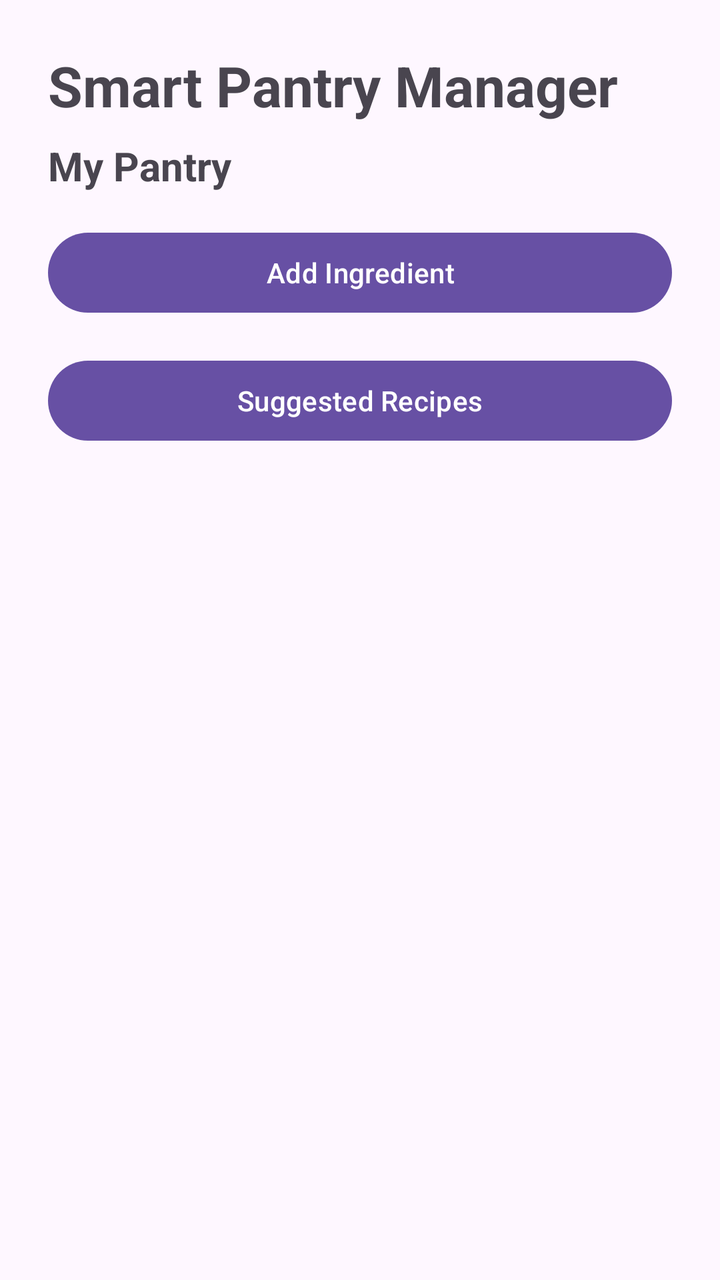
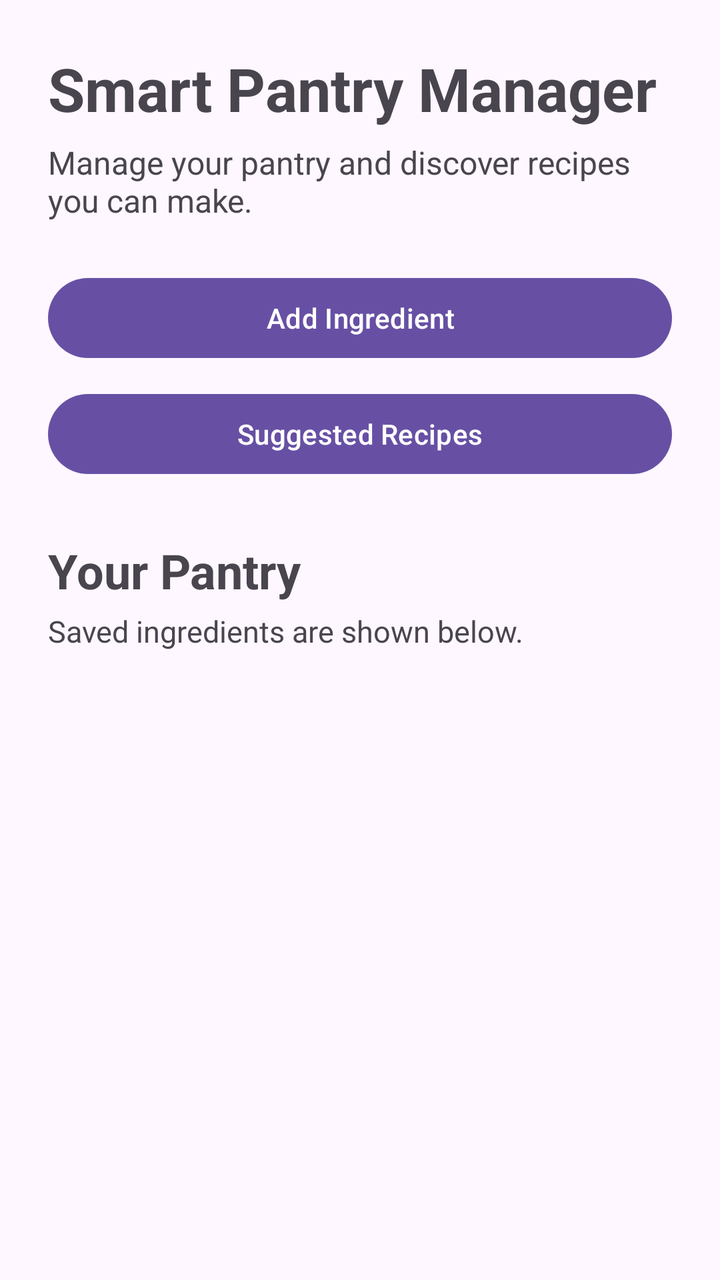

Screens rendered from an Android XML layout before and after an edit, with the pre-edit source and the edit as a unified diff.
<!-- AndroidManifest.xml: application theme Theme.SmartPantryManager -->
<!-- res/layout/activity_main.xml -->
<?xml version="1.0" encoding="utf-8"?>
<LinearLayout xmlns:android="http://schemas.android.com/apk/res/android"
    android:id="@+id/main"
    android:layout_width="match_parent"
    android:layout_height="match_parent"
    android:orientation="vertical"
    android:padding="24dp">

    <TextView
        android:layout_width="wrap_content"
        android:layout_height="wrap_content"
        android:text="@string/app_name"
        android:textSize="28sp"
        android:textStyle="bold"
        android:layout_marginBottom="8dp" />

    <TextView
        android:layout_width="wrap_content"
        android:layout_height="wrap_content"
        android:text="My Pantry"
        android:textSize="20sp"
        android:textStyle="bold"
        android:layout_marginBottom="16dp" />

    <Button
        android:id="@+id/buttonAddIngredient"
        android:layout_width="match_parent"
        android:layout_height="wrap_content"
        android:text="@string/add_ingredient"
        android:layout_marginBottom="16dp" />
    <Button
        android:id="@+id/buttonSuggestedRecipes"
        android:layout_width="match_parent"
        android:layout_height="wrap_content"
        android:text="Suggested Recipes"
        android:layout_marginBottom="16dp" />

    <androidx.recyclerview.widget.RecyclerView
        android:id="@+id/recyclerViewPantry"
        android:layout_width="match_parent"
        android:layout_height="0dp"
        android:layout_weight="1"
        android:clipToPadding="false"
        android:paddingBottom="16dp"
        android:scrollbars="vertical" />

</LinearLayout>
<!-- resources referenced by this layout -->
<resources>
  <string name="add_ingredient">Add Ingredient</string>
  <string name="app_name">Smart Pantry Manager</string>
  <style name="Theme.SmartPantryManager" parent="Base.Theme.SmartPantryManager" />
  <style name="Base.Theme.SmartPantryManager" parent="Theme.Material3.DayNight.NoActionBar">
          
          
      </style>
</resources>

<!-- the commit's change to res/layout/activity_main.xml (unified diff, before → after) -->
@@ -1,47 +1,76 @@
 <?xml version="1.0" encoding="utf-8"?>
-<LinearLayout xmlns:android="http://schemas.android.com/apk/res/android"
+<ScrollView xmlns:android="http://schemas.android.com/apk/res/android"
     android:id="@+id/main"
     android:layout_width="match_parent"
     android:layout_height="match_parent"
-    android:orientation="vertical"
-    android:padding="24dp">
+    android:fillViewport="true">
 
-    <TextView
-        android:layout_width="wrap_content"
-        android:layout_height="wrap_content"
-        android:text="@string/app_name"
-        android:textSize="28sp"
-        android:textStyle="bold"
-        android:layout_marginBottom="8dp" />
-
-    <TextView
-        android:layout_width="wrap_content"
-        android:layout_height="wrap_content"
-        android:text="My Pantry"
-        android:textSize="20sp"
-        android:textStyle="bold"
-        android:layout_marginBottom="16dp" />
-
-    <Button
-        android:id="@+id/buttonAddIngredient"
+    <LinearLayout
         android:layout_width="match_parent"
         android:layout_height="wrap_content"
-        android:text="@string/add_ingredient"
-        android:layout_marginBottom="16dp" />
-    <Button
-        android:id="@+id/buttonSuggestedRecipes"
-        android:layout_width="match_parent"
-        android:layout_height="wrap_content"
-        android:text="Suggested Recipes"
-        android:layout_marginBottom="16dp" />
+        android:orientation="vertical"
+        android:padding="24dp">
 
-    <androidx.recyclerview.widget.RecyclerView
-        android:id="@+id/recyclerViewPantry"
-        android:layout_width="match_parent"
-        android:layout_height="0dp"
-        android:layout_weight="1"
-        android:clipToPadding="false"
-        android:paddingBottom="16dp"
-        android:scrollbars="vertical" />
+        
 
-</LinearLayout>
+        <TextView
+            android:layout_width="wrap_content"
+            android:layout_height="wrap_content"
+            android:text="@string/app_name"
+            android:textSize="30sp"
+            android:textStyle="bold" />
+
+        <TextView
+            android:layout_width="match_parent"
+            android:layout_height="wrap_content"
+            android:text="Manage your pantry and discover recipes you can make."
+            android:textSize="16sp"
+            android:layout_marginTop="6dp"
+            android:layout_marginBottom="24dp" />
+
+        
+
+        <Button
+            android:id="@+id/buttonAddIngredient"
+            android:layout_width="match_parent"
+            android:layout_height="wrap_content"
+            android:text="@string/add_ingredient"
+            android:layout_marginBottom="10dp" />
+
+        <Button
+            android:id="@+id/buttonSuggestedRecipes"
+            android:layout_width="match_parent"
+            android:layout_height="wrap_content"
+            android:text="Suggested Recipes"
+            android:layout_marginBottom="28dp" />
+
+        
+
+        <TextView
+            android:layout_width="wrap_content"
+            android:layout_height="wrap_content"
+            android:text="Your Pantry"
+            android:textSize="24sp"
+            android:textStyle="bold" />
+
+        <TextView
+            android:layout_width="match_parent"
+            android:layout_height="wrap_content"
+            android:text="Saved ingredients are shown below."
+            android:textSize="15sp"
+            android:layout_marginTop="4dp"
+            android:layout_marginBottom="16dp" />
+
+        
+
+        <androidx.recyclerview.widget.RecyclerView
+            android:id="@+id/recyclerViewPantry"
+            android:layout_width="match_parent"
+            android:layout_height="wrap_content"
+            android:nestedScrollingEnabled="false"
+            android:clipToPadding="false"
+            android:paddingBottom="16dp" />
+
+    </LinearLayout>
+
+</ScrollView>
